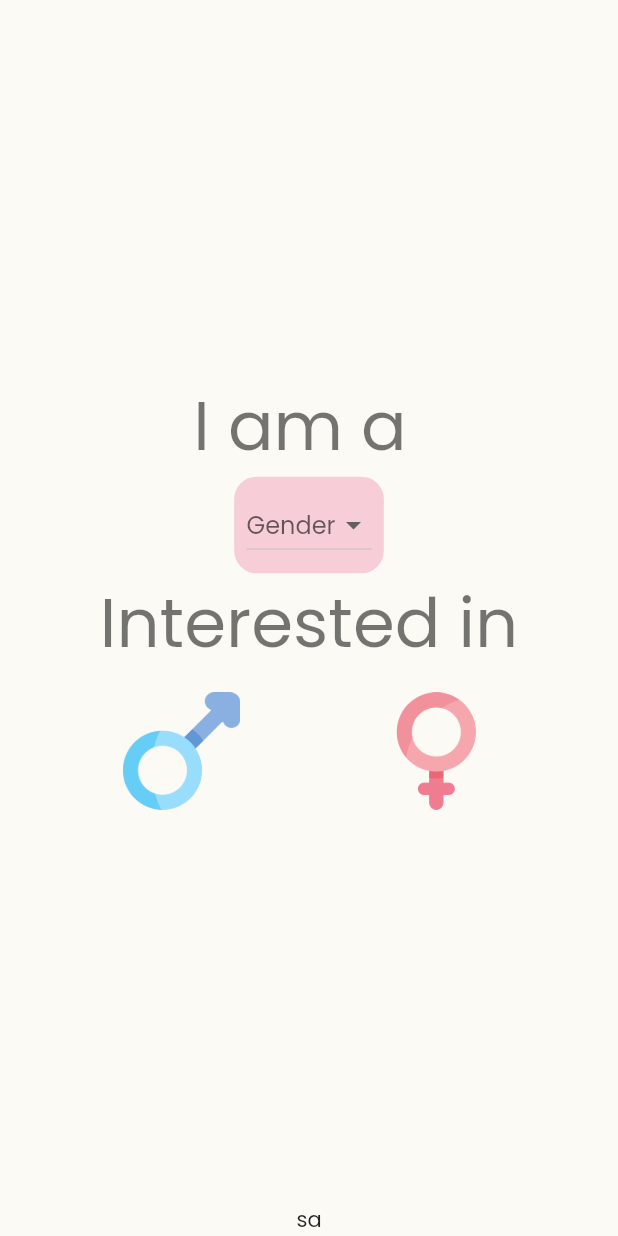
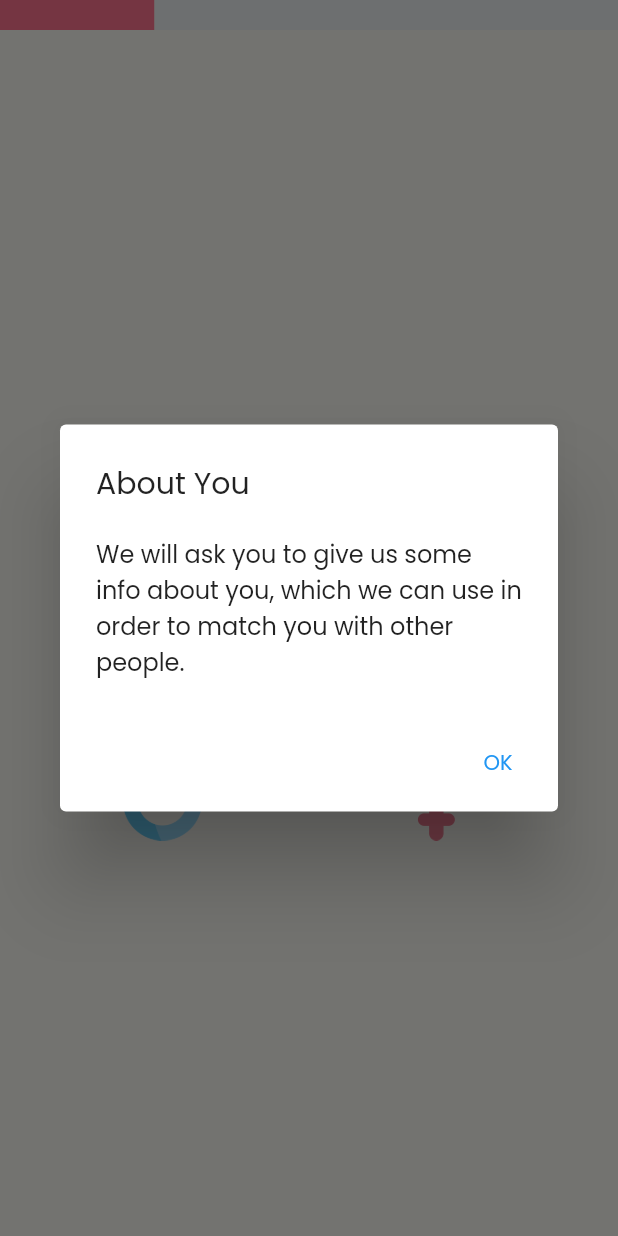
Before and after one commit to canergulay/matching_dating_app, a Flutter app: the Identification screen opened directly, on a phone screen of 412 x 824 dp. Run offline on Flutter 3.47's test engine with Material 2 defaults, Android fonts, the phone set to English and light mode, and no system bars; our stand-ins replace adaptive_dialog, bloc, firebase_core, flutter_bloc, get_it, intl_phone_number_input and 1 more; accounts and stored records are empty.

Commit message:
identification was moved to Cubit from BLoC to have a simpler development process

```diff
--- a/lib/core/components/utils/adaptive_dialoger.dart
+++ b/lib/core/components/utils/adaptive_dialoger.dart
@@ -3,6 +3,10 @@ import 'package:flutter/cupertino.dart';
 
 class AdaptiveDialoger {
   void showBasicAdaptiveAlert(BuildContext context, String title, String message) {
-    showOkAlertDialog(context: context, title: title, message: message);
+    showOkAlertDialog(
+      context: context,
+      title: title,
+      message: message,
+    );
   }
 }
--- a/lib/core/constants/app_constants.dart
+++ b/lib/core/constants/app_constants.dart
@@ -1,3 +1,5 @@
 class AppConstants {
   static const APP_NAME = "matchango";
+  static const DIALOGTITLE = "About You";
+  static const DIALOGMESSAGE = "We will ask you to give us some info about you, which we can use in order to match you with other people.";
 }
--- a/lib/features/Identification/presentation/bloc/identification_bloc.dart
+++ /dev/null
@@ -1,28 +0,0 @@
-import 'dart:async';
-import 'package:bloc/bloc.dart';
-import 'package:flutter/widgets.dart';
-import 'package:matchangoo/features/Identification/presentation/widgets/first_section.dart';
-import 'package:matchangoo/features/Identification/presentation/widgets/keep_alive.dart';
-import 'package:meta/meta.dart';
-part 'identification_event.dart';
-part 'identification_state.dart';
-
-class IdentificationBloc extends Bloc<IdentificationEvent, IdentificationState> {
-  IdentificationBloc() : super(IdentificationInitial());
-
-  List<Widget> identificationPages(BuildContext context) {
-    return [
-      KeepAlivePage(child: firstSection(context)),
-      KeepAlivePage(child: firstSection(context)),
-      KeepAlivePage(child: firstSection(context)),
-      KeepAlivePage(child: firstSection(context)),
-    ];
-  }
-
-  @override
-  Stream<IdentificationState> mapEventToState(
-    IdentificationEvent event,
-  ) async* {
-    // TODO: implement mapEventToState
-  }
-}
--- a/lib/features/Identification/presentation/bloc/identification_event.dart
+++ /dev/null
@@ -1,3 +0,0 @@
-part of 'identification_bloc.dart';
-@immutable
-abstract class IdentificationEvent {}
--- a/lib/features/Identification/presentation/bloc/identification_state.dart
+++ /dev/null
@@ -1,4 +0,0 @@
-part of 'identification_bloc.dart';
-@immutable
-abstract class IdentificationState {}
-class IdentificationInitial extends IdentificationState {}
--- /dev/null
+++ b/lib/features/Identification/presentation/cubit/identification_cubit.dart
@@ -0,0 +1,35 @@
+import 'package:flutter/material.dart';
+import 'package:flutter_bloc/flutter_bloc.dart';
+import 'package:matchangoo/core/structure/utils/extensions/context_extension.dart';
+import 'package:matchangoo/features/Identification/presentation/pages/identification_pages.dart/first_section.dart';
+import 'package:matchangoo/features/Identification/presentation/widgets/keep_alive.dart';
+
+class IdentificationCubit extends Cubit<int> {
+  IdentificationCubit() : super(0);
+
+  List<Widget> identificationPages(BuildContext context) {
+    return [
+      KeepAlivePage(child: firstSection(context)),
+      KeepAlivePage(child: firstSection(context)),
+      KeepAlivePage(child: firstSection(context)),
+      KeepAlivePage(child: firstSection(context)),
+    ];
+  }
+
+  int pageKeepTrack = 0;
+
+  void onPageChanged(int page) {
+    page > pageKeepTrack ? goToNext() : goToPrevious();
+    page > pageKeepTrack ? pageKeepTrack++ : pageKeepTrack--;
+  }
+
+  void goToNext() {
+    emit(state + 1);
+  }
+
+  void goToPrevious() {
+    emit(state - 1);
+  }
+
+  double containerWidth(BuildContext context) => context.width / identificationPages(context).length * (state + 1);
+}
--- a/lib/features/Identification/presentation/pages/identification.dart
+++ b/lib/features/Identification/presentation/pages/identification.dart
@@ -1,8 +1,12 @@
 import 'package:flutter/material.dart';
+import 'package:flutter/scheduler.dart';
 import 'package:flutter_bloc/flutter_bloc.dart';
 import 'package:matchangoo/core/components/utils/adaptive_dialoger.dart';
+import 'package:matchangoo/core/constants/app_constants.dart';
 import 'package:matchangoo/core/init/get_them_all/get_it_container.dart';
-import 'package:matchangoo/features/Identification/presentation/bloc/identification_bloc.dart';
+
+import 'package:matchangoo/features/Identification/presentation/cubit/identification_cubit.dart';
+import 'package:matchangoo/features/Identification/presentation/ui_configs.dart';
 
 class Identification extends StatefulWidget {
   Identification({Key? key}) : super(key: key);
@@ -15,37 +19,72 @@ class _IdentificationState extends State<Identification> {
   final PageController _pageController = PageController(initialPage: 0);
 
   @override
+  void initState() {
+    AdaptiveDialoger dialogcu = sl.get<AdaptiveDialoger>();
+    SchedulerBinding.instance!
+        .addPostFrameCallback((_) => dialogcu.showBasicAdaptiveAlert(context, AppConstants.DIALOGTITLE, AppConstants.DIALOGMESSAGE));
+    super.initState();
+  }
+
+  @override
   Widget build(BuildContext context) {
-    return BlocProvider(
-      create: (context) => IdentificationBloc(),
-      child: Builder(
-        builder: (context) {
-          return Scaffold(
-              body: Column(
-            children: [
-              Expanded(
-                child: PageView.builder(
-                  controller: _pageController,
-                  onPageChanged: (int page) {
-                    print('changed');
-                    print(page);
-                  },
-                  itemBuilder: (contexta, index) {
-                    return context.read<IdentificationBloc>().identificationPages(context)[index];
-                  },
-                  itemCount: context.read<IdentificationBloc>().identificationPages(context).length,
-                ),
-              ),
-              GestureDetector(
-                  onTap: () {
-                    sl.get<AdaptiveDialoger>().showBasicAdaptiveAlert(context, 'About You',
-                        'We will ask you to give us some info about you, which we can use in order to match you with other people.');
-                  },
-                  child: Text('sa'))
-            ],
-          ));
+    return SafeArea(
+      child: BlocProvider(
+          create: (context) => IdentificationCubit(),
+          child: BlocBuilder<IdentificationCubit, int>(
+            builder: (context, identificationState) {
+              return Scaffold(
+                  body: Column(
+                crossAxisAlignment: CrossAxisAlignment.start,
+                children: [
+                  animatedRowTop(context),
+                  identificationPageView(context),
+                ],
+              ));
+            },
+          )),
+    );
+  }
+
+  Expanded identificationPageView(BuildContext context) {
+    return Expanded(
+      child: PageView.builder(
+        physics: AlwaysScrollableScrollPhysics(parent: BouncingScrollPhysics()),
+        reverse: false,
+        controller: _pageController,
+        onPageChanged: (int page) {
+          context.read<IdentificationCubit>().onPageChanged(page);
         },
+        itemBuilder: (contexta, index) {
+          return context.read<IdentificationCubit>().identificationPages(context)[index];
+        },
+        itemCount: context.read<IdentificationCubit>().identificationPages(context).length,
       ),
     );
   }
+
+  Row animatedRowTop(BuildContext context) {
+    return Row(
+      children: [upperAnimatedContainer(context), greyContainer()],
+    );
+  }
+
+  Expanded greyContainer() {
+    return Expanded(
+      child: Container(
+        height: UiConfigs.containerHeight,
+        color: UiConfigs.containerGrey,
+      ),
+    );
+  }
+
+  AnimatedContainer upperAnimatedContainer(BuildContext context) {
+    return AnimatedContainer(
+        duration: Duration(milliseconds: 200),
+        curve: Curves.easeInOut,
+        alignment: Alignment.centerLeft,
+        height: UiConfigs.containerHeight,
+        width: context.read<IdentificationCubit>().containerWidth(context),
+        color: UiConfigs.containerColor);
+  }
 }
--- /dev/null
+++ b/lib/features/Identification/presentation/ui_configs.dart
@@ -0,0 +1,10 @@
+import 'package:flutter/material.dart';
+
+class UiConfigs {
+  ///SOME CONFIG
+  static const double containerHeight = 20;
+
+//COLORS OF THE CONTAINERS AT THE TOP.
+  static const Color containerColor = Color(0xFFFF7490);
+  static const Color containerGrey = Color(0xFFEEF2F4);
+}
--- a/lib/features/authentication/login/presentation/pages/login_main.dart
+++ b/lib/features/authentication/login/presentation/pages/login_main.dart
@@ -1,5 +1,6 @@
 import 'package:flutter/material.dart';
 import 'package:matchangoo/core/components/buttons/animated_button.dart';
+import 'package:matchangoo/core/components/utils/adaptive_dialoger.dart';
 import 'package:matchangoo/core/constants/app_constants.dart';
 import 'package:matchangoo/core/init/geolocation/location_manager.dart';
 import 'package:matchangoo/core/init/get_them_all/get_it_container.dart';
```
Also changed, not shown: lib/features/Identification/presentation/pages/identification_pages.dart/first_section.dart (renamed from lib/features/Identification/presentation/widgets/first_section.dart).
